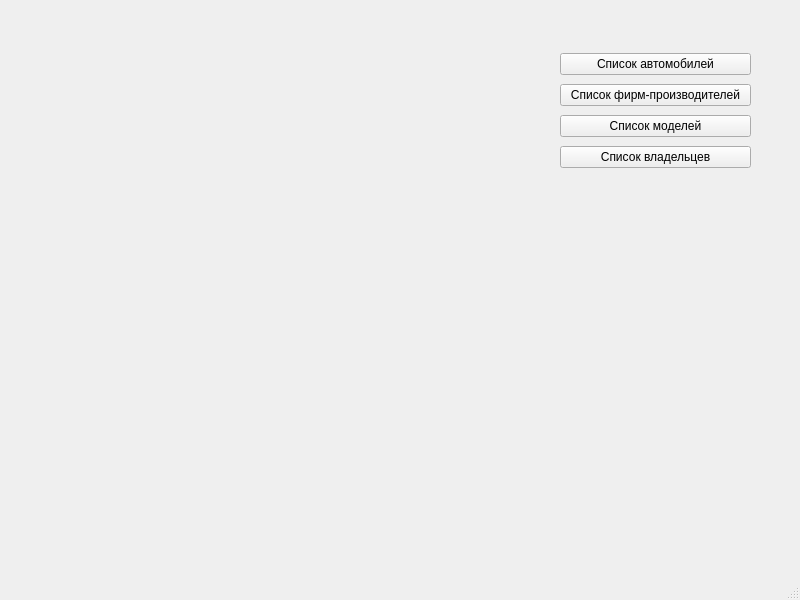
The window that AutoDataBase.ui (Rus1994/AutoDataBase) describes before a commit, drawn with Qt 5.
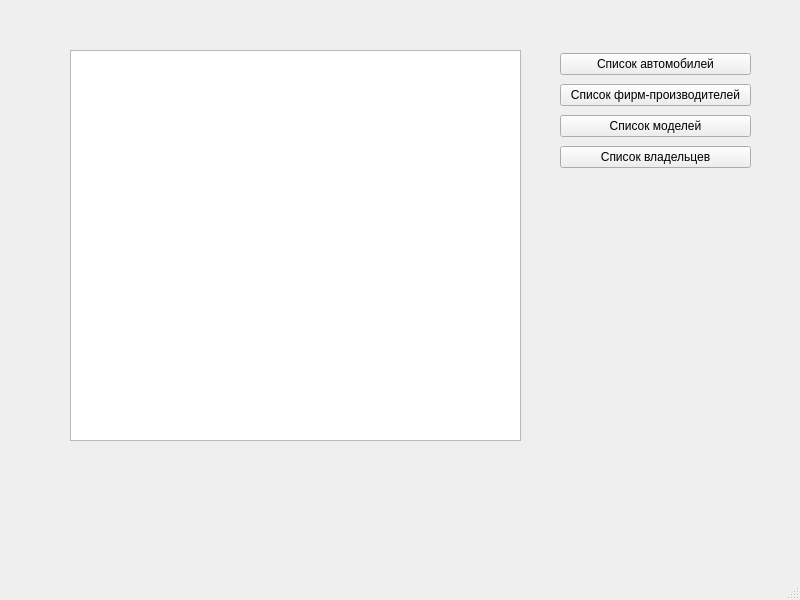
The same window after the commit.

Patch:
```diff
--- a/AutoDataBase.ui
+++ b/AutoDataBase.ui
@@ -20,7 +20,7 @@
       <x>560</x>
       <y>50</y>
       <width>191</width>
-      <height>121</height>
+      <height>123</height>
      </rect>
     </property>
     <layout class="QVBoxLayout" name="verticalLayout">
@@ -54,6 +54,16 @@
      </item>
     </layout>
    </widget>
+   <widget class="QTableWidget" name="tableWidget">
+    <property name="geometry">
+     <rect>
+      <x>70</x>
+      <y>50</y>
+      <width>451</width>
+      <height>391</height>
+     </rect>
+    </property>
+   </widget>
   </widget>
   <widget class="QMenuBar" name="menubar">
    <property name="geometry">
```
Left out of the diff: 2 changed lines with no effect on the pictures.
